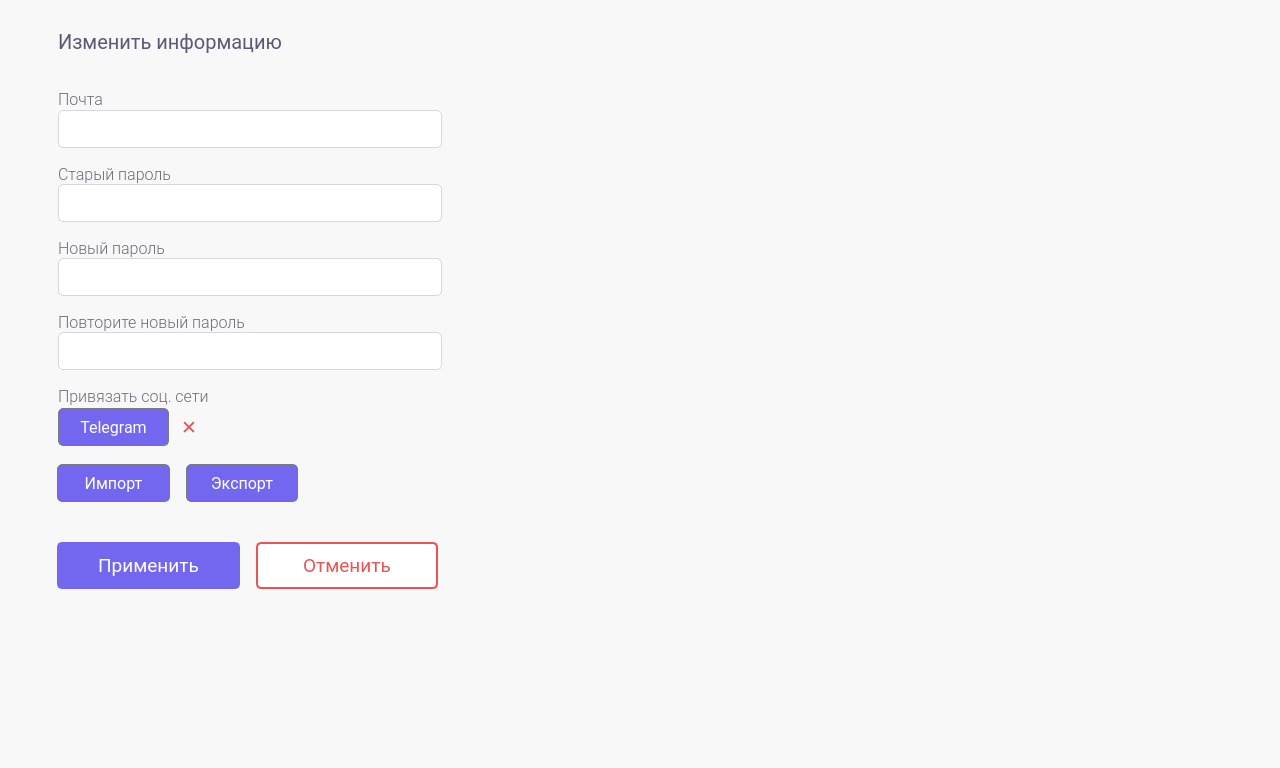
Old version of the form design/settings_w.ui in the repository yurii-bel/project_2021.
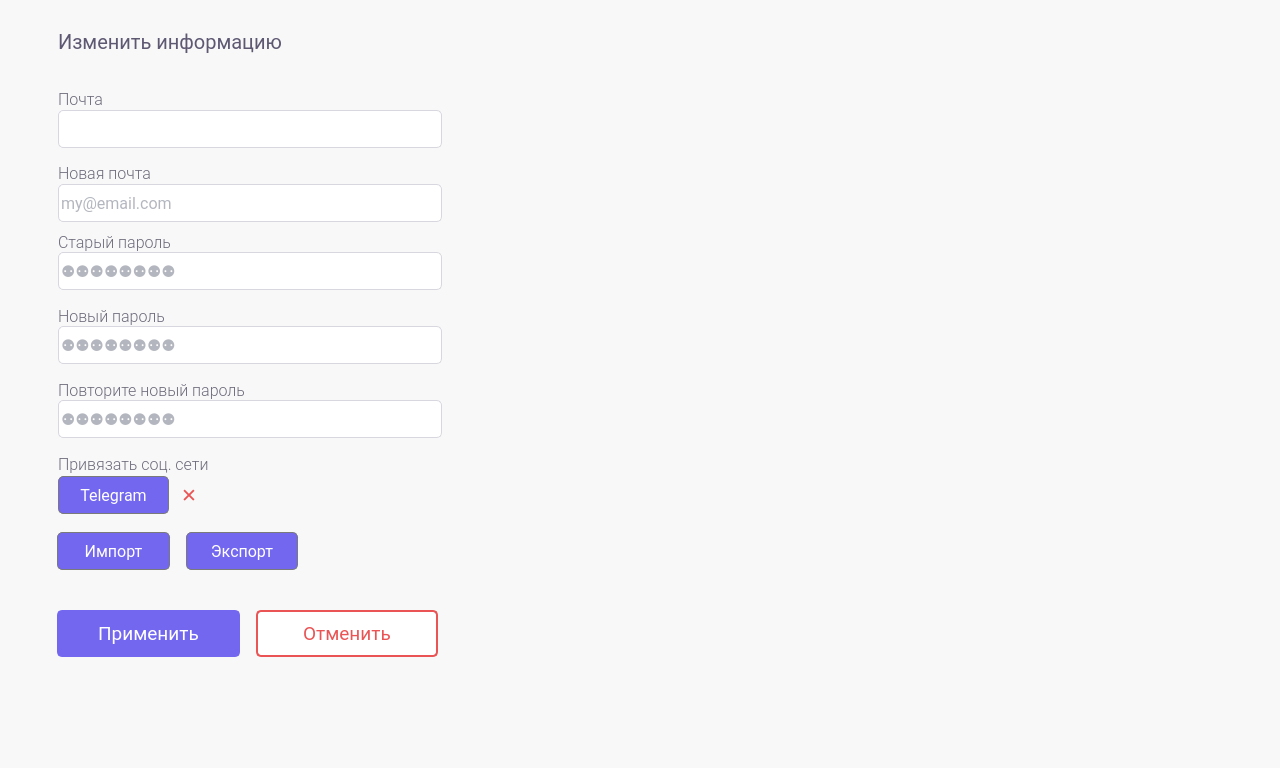
New version of the form. Icons and pictures are not drawn.

Commit message: Обновлены placeholder'ы

Patch:
```diff
--- a/design/settings_w.ui
+++ b/design/settings_w.ui
@@ -48,7 +48,7 @@
    <property name="geometry">
     <rect>
      <x>58</x>
-     <y>184</y>
+     <y>252</y>
      <width>384</width>
      <height>38</height>
     </rect>
@@ -74,12 +74,15 @@
    <property name="echoMode">
     <enum>QLineEdit::Password</enum>
    </property>
+   <property name="placeholderText">
+    <string>⚉⚉⚉⚉⚉⚉⚉⚉</string>
+   </property>
   </widget>
   <widget class="QPushButton" name="settings_w_btn_telegram">
    <property name="geometry">
     <rect>
      <x>58</x>
-     <y>408</y>
+     <y>476</y>
      <width>111</width>
      <height>38</height>
     </rect>
@@ -119,7 +122,7 @@
    <property name="geometry">
     <rect>
      <x>58</x>
-     <y>164</y>
+     <y>232</y>
      <width>384</width>
      <height>20</height>
     </rect>
@@ -141,7 +144,7 @@
    <property name="geometry">
     <rect>
      <x>58</x>
-     <y>238</y>
+     <y>306</y>
      <width>384</width>
      <height>20</height>
     </rect>
@@ -185,7 +188,7 @@
    <property name="geometry">
     <rect>
      <x>58</x>
-     <y>258</y>
+     <y>326</y>
      <width>384</width>
      <height>38</height>
     </rect>
@@ -211,12 +214,15 @@
    <property name="echoMode">
     <enum>QLineEdit::Password</enum>
    </property>
+   <property name="placeholderText">
+    <string>⚉⚉⚉⚉⚉⚉⚉⚉</string>
+   </property>
   </widget>
   <widget class="QLabel" name="settings_w_text_repnewpass">
    <property name="geometry">
     <rect>
      <x>58</x>
-     <y>312</y>
+     <y>380</y>
      <width>384</width>
      <height>20</height>
     </rect>
@@ -238,7 +244,7 @@
    <property name="geometry">
     <rect>
      <x>58</x>
-     <y>332</y>
+     <y>400</y>
      <width>384</width>
      <height>38</height>
     </rect>
@@ -264,12 +270,15 @@
    <property name="echoMode">
     <enum>QLineEdit::Password</enum>
    </property>
+   <property name="placeholderText">
+    <string>⚉⚉⚉⚉⚉⚉⚉⚉</string>
+   </property>
   </widget>
   <widget class="QLabel" name="settings_w_text_internet">
    <property name="geometry">
     <rect>
      <x>58</x>
-     <y>386</y>
+     <y>454</y>
      <width>384</width>
      <height>20</height>
     </rect>
@@ -335,7 +344,7 @@
    <property name="geometry">
     <rect>
      <x>57</x>
-     <y>526</y>
+     <y>594</y>
      <width>381</width>
      <height>80</height>
     </rect>
@@ -411,7 +420,7 @@
    <property name="geometry">
     <rect>
      <x>170</x>
-     <y>408</y>
+     <y>476</y>
      <width>38</width>
      <height>38</height>
     </rect>
@@ -441,7 +450,7 @@
    <property name="geometry">
     <rect>
      <x>170</x>
-     <y>408</y>
+     <y>476</y>
      <width>38</width>
      <height>38</height>
     </rect>
@@ -471,7 +480,7 @@
    <property name="geometry">
     <rect>
      <x>57</x>
-     <y>458</y>
+     <y>526</y>
      <width>251</width>
      <height>50</height>
     </rect>
@@ -553,6 +562,65 @@
     </item>
    </layout>
   </widget>
+  <widget class="QLineEdit" name="settings_w_lineedit_email_2">
+   <property name="geometry">
+    <rect>
+     <x>58</x>
+     <y>184</y>
+     <width>384</width>
+     <height>38</height>
+    </rect>
+   </property>
+   <property name="font">
+    <font>
+     <family>Roboto</family>
+     <pointsize>12</pointsize>
+    </font>
+   </property>
+   <property name="layoutDirection">
+    <enum>Qt::LeftToRight</enum>
+   </property>
+   <property name="styleSheet">
+    <string notr="true">QLineEdit { 
+color: #676D7D;
+background: #FFFFFF;
+border: 1px solid #D8D6DE;
+border-radius: 5px;
+}
+
+QLineEdit:hover {
+border: 1px solid rgb(95, 85, 200);
+}</string>
+   </property>
+   <property name="placeholderText">
+    <string>my@email.com</string>
+   </property>
+  </widget>
+  <widget class="QLabel" name="settings_w_text_email_2">
+   <property name="geometry">
+    <rect>
+     <x>58</x>
+     <y>164</y>
+     <width>384</width>
+     <height>18</height>
+    </rect>
+   </property>
+   <property name="font">
+    <font>
+     <family>Roboto Light</family>
+     <pointsize>12</pointsize>
+     <weight>50</weight>
+     <italic>false</italic>
+     <bold>false</bold>
+    </font>
+   </property>
+   <property name="styleSheet">
+    <string notr="true">color: rgb(110, 107, 123);</string>
+   </property>
+   <property name="text">
+    <string>Новая почта</string>
+   </property>
+  </widget>
   <zorder>settings_w_imglbl_telegram_verify</zorder>
   <zorder>settings_w_imglbl_telegram_noverify</zorder>
   <zorder>settings_w_lineedit_email</zorder>
```
Left out of the diff: 2 changed lines with no effect on the pictures. The commit also changes 5 other files.
